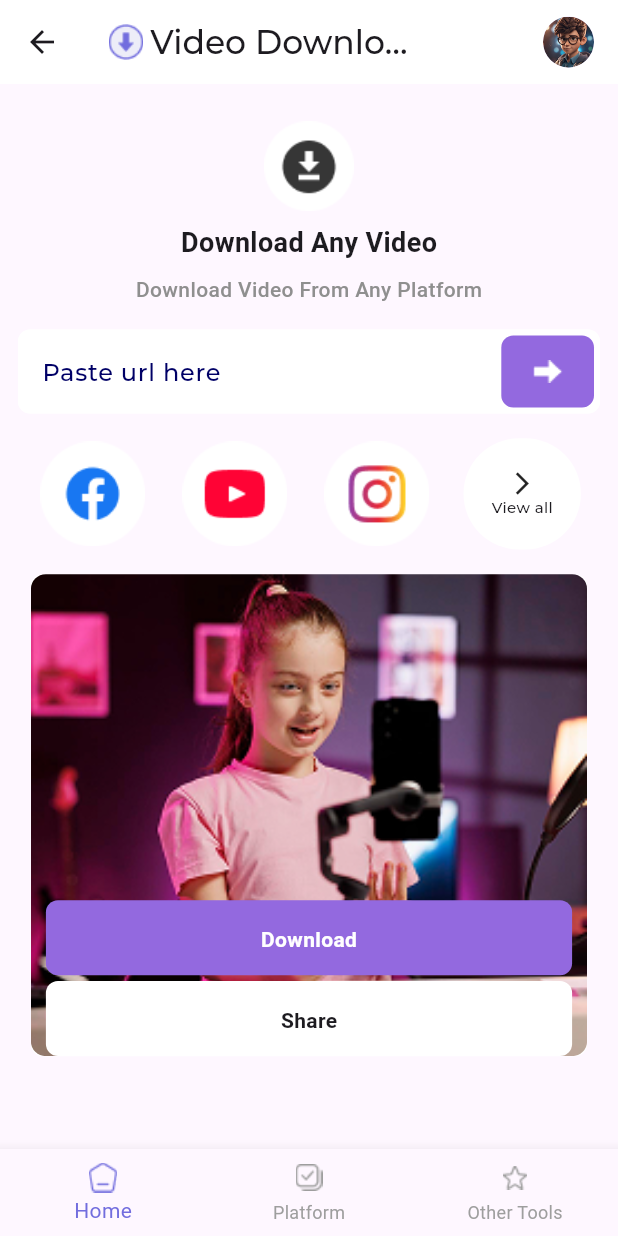
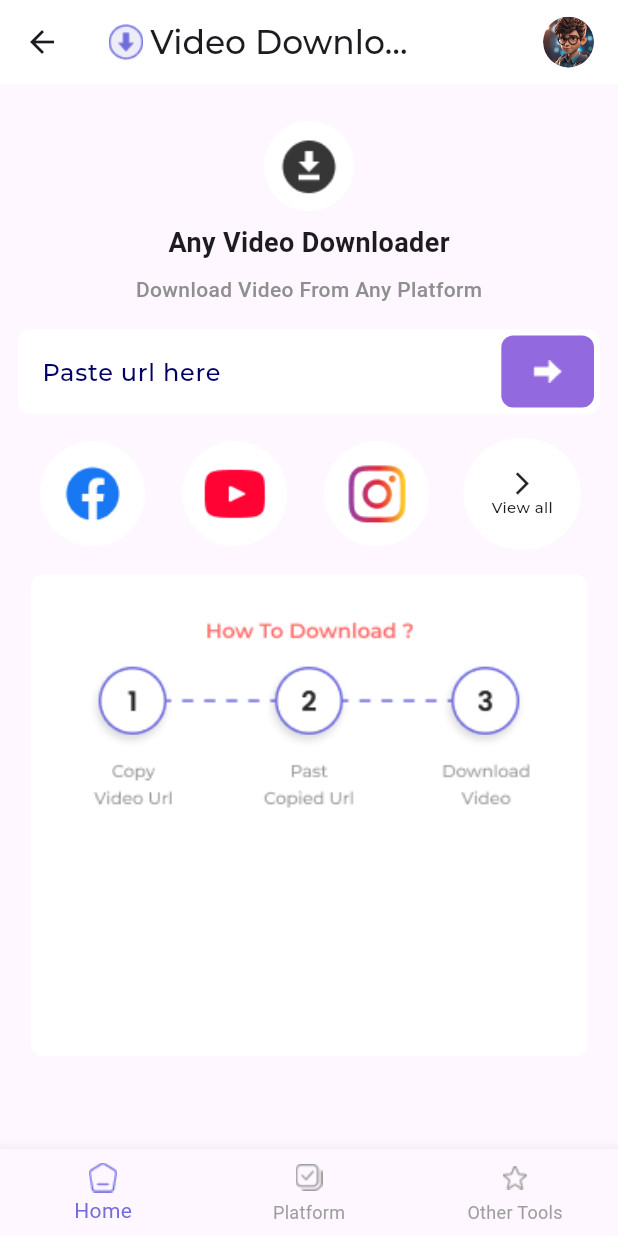
Before and after one commit to tayyabniaxi/Video-downloader-app, a Flutter app: the SplashScreen screen opened directly, after a tap on "Continue With Google", on a phone screen of 412 x 824 dp. Run offline on Flutter 3.47's test engine with Material 3 defaults, Android fonts, the phone set to English and light mode, and no system bars; our stand-ins replace dio, flutter_dotenv, flutter_spinkit, get, share_plus; missing offline and left inert: linear_progress_bar; project files that could hold a hidden picture were left out.

Commit message:
ismail changes

```diff
--- a/lib/assets/app_assets.dart
+++ b/lib/assets/app_assets.dart
@@ -61,6 +61,7 @@ class AppImages {
   static const splashImage = '${baseIconPath}splash_image.png';
   static const noHistoryImage = '${baseIconPath}NoHistoryImage.png';
   static const proImage = '${baseIconPath}ProImage.png';
+  static const HowToDownload = '${baseIconPath}how_to_Download.png';
   static const downloadVideoImage = '${baseIconPath}Download_Video_Image.png';
   static const backgroundRemover = '${baseIconPath}Background-Remover.png';
 }
--- a/lib/data/plateform_data.dart
+++ b/lib/data/plateform_data.dart
@@ -38,41 +38,41 @@ class PlateFormData {
       "icon": AppIcons.linkedin,
       "buttonColor": const Color(0xff0077B5),
     },
-    {
-      "name": "Dailymotion",
-      "title": "Dailymotion Video Downloader",
-      "subtitle": "Download Video From Dailymotion",
-      "icon": AppIcons.dailyMotion,
-      "buttonColor": Colors.blue,
-    },
-    {
-      "name": "Reddit",
-      "title": "Reddit Video Downloader",
-      "subtitle": "Download Video From Reddit",
-      "icon": AppIcons.reddit,
-      "buttonColor": const Color(0xffFF4500),
-    },
-    {
-      "name": "Vimeo",
-      "title": "Vimeo Video Downloader",
-      "subtitle": "Download Video From Vimeo",
-      "icon": AppIcons.vimeo,
-      "buttonColor": const Color(0xff1ab7ea),
-    },
-    {
-      "name": "Twitch",
-      "title": "Twitch Video Downloader",
-      "subtitle": "Download Video From Twitch",
-      "icon": AppIcons.twitch,
-      "buttonColor": const Color(0xff9146FF),
-    },
-    {
-      "name": "Periscope",
-      "title": "Periscope Video Downloader",
-      "subtitle": "Download Video From Periscope",
-      "icon": AppIcons.periscope,
-      "buttonColor": Colors.blue,
-    },
+    // {
+    //   "name": "Dailymotion",
+    //   "title": "Dailymotion Video Downloader",
+    //   "subtitle": "Download Video From Dailymotion",
+    //   "icon": AppIcons.dailyMotion,
+    //   "buttonColor": Colors.blue,
+    // },
+    // {
+    //   "name": "Reddit",
+    //   "title": "Reddit Video Downloader",
+    //   "subtitle": "Download Video From Reddit",
+    //   "icon": AppIcons.reddit,
+    //   "buttonColor": const Color(0xffFF4500),
+    // },
+    // {
+    //   "name": "Vimeo",
+    //   "title": "Vimeo Video Downloader",
+    //   "subtitle": "Download Video From Vimeo",
+    //   "icon": AppIcons.vimeo,
+    //   "buttonColor": const Color(0xff1ab7ea),
+    // },
+    // {
+    //   "name": "Twitch",
+    //   "title": "Twitch Video Downloader",
+    //   "subtitle": "Download Video From Twitch",
+    //   "icon": AppIcons.twitch,
+    //   "buttonColor": const Color(0xff9146FF),
+    // },
+    // {
+    //   "name": "Periscope",
+    //   "title": "Periscope Video Downloader",
+    //   "subtitle": "Download Video From Periscope",
+    //   "icon": AppIcons.periscope,
+    //   "buttonColor": Colors.blue,
+    // },
     {
       "name": "Tiktok",
       "title": "TikTok Video Downloader",
@@ -80,68 +80,68 @@ class PlateFormData {
       "icon": AppIcons.tikTok,
       "buttonColor": Colors.black,
     },
-    {
-      "name": "Coursera",
-      "title": "Coursera Video Downloader",
-      "subtitle": "Download Video From Coursera",
-      "icon": AppIcons.coursera,
-      "buttonColor": Colors.blue,
-    },
-    {
-      "name": "Udemy",
-      "title": "Udemy Video Downloader",
-      "subtitle": "Download Video From Udemy",
-      "icon": AppIcons.udemy,
-      "buttonColor": Colors.purple,
-    },
-    {
-      "name": "BBC IPlayer",
-      "title": "BBC iPlayer Video Downloader",
-      "subtitle": "Download Video From BBC iPlayer",
-      "icon": AppIcons.bbcIcon,
-      "buttonColor": Colors.pink,
-    },
-    {
-      "name": "CNN",
-      "title": "CNN Video Downloader",
-      "subtitle": "Download Video From CNN",
-      "icon": AppIcons.cnnIcon,
-      "buttonColor": Colors.red,
-    },
-    {
-      "name": "ESPN",
-      "title": "ESPN Video Downloader",
-      "subtitle": "Download Video From ESPN",
-      "icon": AppIcons.espnIcon,
-      "buttonColor": Colors.redAccent,
-    },
-    {
-      "name": "Arte",
-      "title": "Arte Video Downloader",
-      "subtitle": "Download Video From Arte",
-      "icon": AppIcons.arte,
-      "buttonColor": Colors.orange,
-    },
-    {
-      "name": "Hot Star",
-      "title": "Hotstar Video Downloader",
-      "subtitle": "Download Video From Hotstar",
-      "icon": AppIcons.hotStar,
-      "buttonColor": Colors.blue,
-    },
-    {
-      "name": "Zee5",
-      "title": "Zee5 Video Downloader",
-      "subtitle": "Download Video From Zee5",
-      "icon": AppIcons.zee5,
-      "buttonColor": Colors.deepPurple,
-    },
-    {
-      "name": "SonyLiv",
-      "title": "SonyLiv Video Downloader",
-      "subtitle": "Download Video From SonyLiv",
-      "icon": AppIcons.sonyLiv,
-      "buttonColor": Colors.indigo,
-    },
+    // {
+    //   "name": "Coursera",
+    //   "title": "Coursera Video Downloader",
+    //   "subtitle": "Download Video From Coursera",
+    //   "icon": AppIcons.coursera,
+    //   "buttonColor": Colors.blue,
+    // },
+    // {
+    //   "name": "Udemy",
+    //   "title": "Udemy Video Downloader",
+    //   "subtitle": "Download Video From Udemy",
+    //   "icon": AppIcons.udemy,
+    //   "buttonColor": Colors.purple,
+    // },
+    // {
+    //   "name": "BBC IPlayer",
+    //   "title": "BBC iPlayer Video Downloader",
+    //   "subtitle": "Download Video From BBC iPlayer",
+    //   "icon": AppIcons.bbcIcon,
+    //   "buttonColor": Colors.pink,
+    // },
+    // {
+    //   "name": "CNN",
+    //   "title": "CNN Video Downloader",
+    //   "subtitle": "Download Video From CNN",
+    //   "icon": AppIcons.cnnIcon,
+    //   "buttonColor": Colors.red,
+    // },
+    // {
+    //   "name": "ESPN",
+    //   "title": "ESPN Video Downloader",
+    //   "subtitle": "Download Video From ESPN",
+    //   "icon": AppIcons.espnIcon,
+    //   "buttonColor": Colors.redAccent,
+    // },
+    // {
+    //   "name": "Arte",
+    //   "title": "Arte Video Downloader",
+    //   "subtitle": "Download Video From Arte",
+    //   "icon": AppIcons.arte,
+    //   "buttonColor": Colors.orange,
+    // },
+    // {
+    //   "name": "Hot Star",
+    //   "title": "Hotstar Video Downloader",
+    //   "subtitle": "Download Video From Hotstar",
+    //   "icon": AppIcons.hotStar,
+    //   "buttonColor": Colors.blue,
+    // },
+    // {
+    //   "name": "Zee5",
+    //   "title": "Zee5 Video Downloader",
+    //   "subtitle": "Download Video From Zee5",
+    //   "icon": AppIcons.zee5,
+    //   "buttonColor": Colors.deepPurple,
+    // },
+    // {
+    //   "name": "SonyLiv",
+    //   "title": "SonyLiv Video Downloader",
+    //   "subtitle": "Download Video From SonyLiv",
+    //   "icon": AppIcons.sonyLiv,
+    //   "buttonColor": Colors.indigo,
+    // },
   ];
 }
--- a/lib/screens/home_screen.dart
+++ b/lib/screens/home_screen.dart
@@ -1,10 +1,14 @@
 import 'package:flutter/material.dart';
+import 'package:flutter_spinkit/flutter_spinkit.dart';
+import 'package:get/get.dart';
 import 'package:qaisar/assets/app_assets.dart';
 import 'package:qaisar/components/button.dart';
 import 'package:qaisar/data/plateform_data.dart';
 import 'package:qaisar/screens/bottom_navigation_bar/my_bottom_navigation_bar.dart';
 import 'package:qaisar/screens/profile_section/profile_section.dart';
+import 'package:share_plus/share_plus.dart';
 import '../components/custom_row.dart';
+import '../video_downloader_service.dart';
 
 class HomeScreen extends StatefulWidget {
   final Map<String, dynamic>? selectedPlatform;
@@ -16,7 +20,14 @@ class HomeScreen extends StatefulWidget {
 }
 
 class HomeScreenState extends State<HomeScreen> {
+
+  final controller = Get.find<VideoDownloaderService>();
+
+  final _formkey = GlobalKey<FormState>();
+  bool _isloading = false;
+  // VideoDownloaderService _videoDownloaderService = VideoDownloaderService();
   int selectedIndex = 0;
+  TextEditingController _link = TextEditingController();
   late Map<String, dynamic> currentPlateForm;
 
   void updatePlatform(Map<String, dynamic> platform) {
@@ -29,9 +40,10 @@ class HomeScreenState extends State<HomeScreen> {
   @override
   void initState() {
     super.initState();
-    currentPlateForm = widget.selectedPlatform ??
+    currentPlateForm =
+        widget.selectedPlatform ??
         {
-          "title": "Download Any Video",
+          "title": "Any Video Downloader",
           "subtitle": "Download Video From Any Platform",
           "icon": AppIcons.downloadIcon,
           "buttonColor": const Color(0xff9369DF),
@@ -50,6 +62,8 @@ class HomeScreenState extends State<HomeScreen> {
 
   @override
   Widget build(BuildContext context) {
+   // final controller = Get.find<VideoDownloaderService>();
+    print(controller.thumbnail.value);
     final width = MediaQuery.of(context).size.width;
     final height = MediaQuery.of(context).size.height;
 
@@ -100,25 +114,58 @@ class HomeScreenState extends State<HomeScreen> {
 
             Padding(
               padding: const EdgeInsets.symmetric(horizontal: 12.0),
-              child: TextField(
+              child: Form(
+                key: _formkey,
+                child: TextFormField(
+                  controller: _link,
+                  validator: (value) {
+                    if (value == null || value.isEmpty) {
+                      return "Url required";
+                    }
+                  },
                   decoration: InputDecoration(
                     suffixIcon: Padding(
                       padding: const EdgeInsets.only(right: 4.0),
+                      child: Obx(() {
+                        return controller.isLoading.value
+                            ? SizedBox(child: SpinKitThreeBounce(
+                          color: currentPlateForm['buttonColor'] ??
+                              const Color(0xff9369DF), // apne button color se match kar lo
+                          size: 20,
+                        ))
+                            : GestureDetector(
+                                onTap: () async {
+                                  if (_formkey.currentState!.validate()) {
+                                    final url = _link.text.trim();
+                                    if (url.isNotEmpty) {
+                                      controller.isLoading.value = true;
+
+                                      await controller.VideoDownloadApi(url);
+
+                                      controller.isLoading.value = false;
+                                    }
+                                  } else {
+                                    ScaffoldMessenger.of(context).showSnackBar(
+                                      const SnackBar(
+                                        content: Text("Enter Url"),
+                                      ),
+                                    );
+                                  }
+                                },
                                 child: Container(
                                   width: width * 0.15,
                                   height: height * 0.01,
                                   decoration: BoxDecoration(
-                        color: currentPlateForm['buttonColor'] ??
+                                    color:
+                                        currentPlateForm['buttonColor'] ??
                                         const Color(0xff9369DF),
                                     borderRadius: BorderRadius.circular(8),
                                   ),
                                   padding: const EdgeInsets.all(6),
-                      child: Image.asset(
-                        AppIcons.arrow,
-                        errorBuilder: (context, error, stackTrace) =>
-                        const Icon(Icons.arrow_forward),
+                                  child: Image.asset(AppIcons.arrow),
                                 ),
-                    ),
+                              );
+                      }),
                     ),
                     hintText: 'Paste url here',
                     hintStyle: const TextStyle(
@@ -143,6 +190,7 @@ class HomeScreenState extends State<HomeScreen> {
                   ),
                 ),
               ),
+            ),
 
             SizedBox(height: height * 0.02),
 
@@ -158,6 +206,9 @@ class HomeScreenState extends State<HomeScreen> {
                 SizedBox(width: width * 0.05),
                 GestureDetector(
                   onTap: () async {
+                    _link.clear();
+                    controller.thumbnail.value = "";
+                    controller.downloadUrl.value ="";
                     debugPrint("Navigating to View all");
                     final selectedPlatform = await Navigator.push(
                       context,
@@ -198,55 +249,109 @@ class HomeScreenState extends State<HomeScreen> {
 
             SizedBox(height: height * 0.02),
 
-            Container(
+            Obx((){
+              final downloading = controller.isDownloading.value;
+              return Container(
                   width: width * 0.9,
                   height: height * 0.39,
                   decoration: BoxDecoration(
                     color: Colors.white,
                     borderRadius: BorderRadius.circular(8),
                   ),
-              child: Stack(
+                  child: controller.thumbnail.value.isNotEmpty
+                      ? Stack(
                     children: [
                       ClipRRect(
                         borderRadius: BorderRadius.circular(10),
-                    child: Image.asset(
-                      AppImages.downloadVideoImage,
+                        child: Image.network(
+                          controller.thumbnail.value,
                           fit: BoxFit.cover,
                           width: double.infinity,
                           errorBuilder: (context, error, stackTrace) =>
                           const Icon(Icons.error),
                         ),
                       ),
+
                       Positioned(
-                    bottom: 54,
+                        bottom: 65,
                         left: 10,
                         right: 10,
+                        child:
+
+                        GestureDetector(
+                          onTap: () async {
+                            final url = controller.downloadUrl.value;
+                            if (url.isNotEmpty) {
+                              // yahan apko actual download method call karna chahiye
+                              await controller.downloadVideo(url, "myvide");
+
+                            } else {
+                              Get.snackbar("Error", "Download URL not found!");
+                            }
+                          },
                           child: Button(
-                      color: currentPlateForm['buttonColor'] ??
-                          const Color(0xff9369DF),
-                      text: const Text(
-                        'Download',
-                        style: TextStyle(
+                            color:
+                                currentPlateForm['buttonColor'],
+                            text: Text(
+                              downloading ? "Downloading..." : "Download",
+                              style: const TextStyle(
                                 color: Colors.white,
                                 fontWeight: FontWeight.bold,
                               ),
                             ),
                           ),
                         ),
-                  const Positioned(
-                    bottom: 0.1,
+                      ),
+
+                      Positioned(
+                        bottom: 10,
                         left: 10,
                         right: 10,
+                        child: GestureDetector(
+                          onTap: () {
+                            final url = controller.downloadUrl.value;
+                            if (url.isNotEmpty) {
+                              Share.share(
+                                "🎬 Check out this video:\n$url",
+                                subject: "Video Download Link",
+                              );
+                            } else {
+                              Get.snackbar("Error", "No download link found!");
+                            }
+                          },
                           child: Button(
                             color: Colors.white,
-                      text: Text(
+                            text: const Text(
                               'Share',
                               style: TextStyle(fontWeight: FontWeight.bold),
                             ),
                           ),
                         ),
+                      ),
+
+
+                    ],
+                  )
+                      : Column(
+
+                    children: [
+                      SizedBox(height: 12,),
+                      ClipRRect(
+                        borderRadius: BorderRadius.circular(10),
+                        child: Image.asset(
+                          AppImages.HowToDownload,
+                          fit: BoxFit.cover,
+                          width: double.infinity,
+                          errorBuilder: (context, error, stackTrace) =>
+                          const Icon(Icons.error),
+                        ),
+                      ),
+                      SizedBox(height: 12,),
                     ],
                   ),
+                );
+
+              }
             ),
           ],
         ),
@@ -255,9 +360,17 @@ class HomeScreenState extends State<HomeScreen> {
   }
 
   Widget _buildPlatformIcon(
-      double width, double height, int index, String iconPath) {
+
+    double width,
+    double height,
+    int index,
+    String iconPath,
+  ) {
     return GestureDetector(
       onTap: () {
+        _link.clear();
+        controller.thumbnail.value = "";
+        controller.downloadUrl.value ="";
         setState(() {
           selectedIndex = index;
           currentPlateForm = PlateFormData.plateForms[selectedIndex];
@@ -266,8 +379,7 @@ class HomeScreenState extends State<HomeScreen> {
       child: Image.asset(
         iconPath,
         height: height * 0.09,
-        errorBuilder: (context, error, stackTrace) =>
-        const Icon(Icons.error),
+        errorBuilder: (context, error, stackTrace) => const Icon(Icons.error),
       ),
     );
   }
--- a/lib/screens/splash.dart
+++ b/lib/screens/splash.dart
@@ -1,7 +1,10 @@
 import 'package:flutter/material.dart';
 import 'package:linear_progress_bar/linear_progress_bar.dart';
 import 'package:qaisar/assets/app_assets.dart';
+import 'package:qaisar/screens/home_screen.dart';
 import 'package:qaisar/screens/splash_screen.dart';
+
+import 'bottom_navigation_bar/my_bottom_navigation_bar.dart';
 
 class Splash extends StatefulWidget {
   const Splash({super.key});
@@ -37,7 +40,7 @@ class _SplashState extends State<Splash> {
   void _navigateToSplashScreen() {
     Navigator.pushReplacement(
       context,
-      MaterialPageRoute(builder: (_) => const SplashScreen()),
+      MaterialPageRoute(builder: (_) => MyBottomNavigationBar()),
     );
   }
 
```
Also changed, not shown: lib/main.dart (+12 -2 lines), lib/video_downloader_service.dart (added, +97 -0 lines), pubspec.yaml (+9 -0 lines), assets/images/how_to_Download.png (added), lib/jd.dart (added), pubspec.lock, 6 other files. Lines whose indentation alone changed are shown as unchanged.
